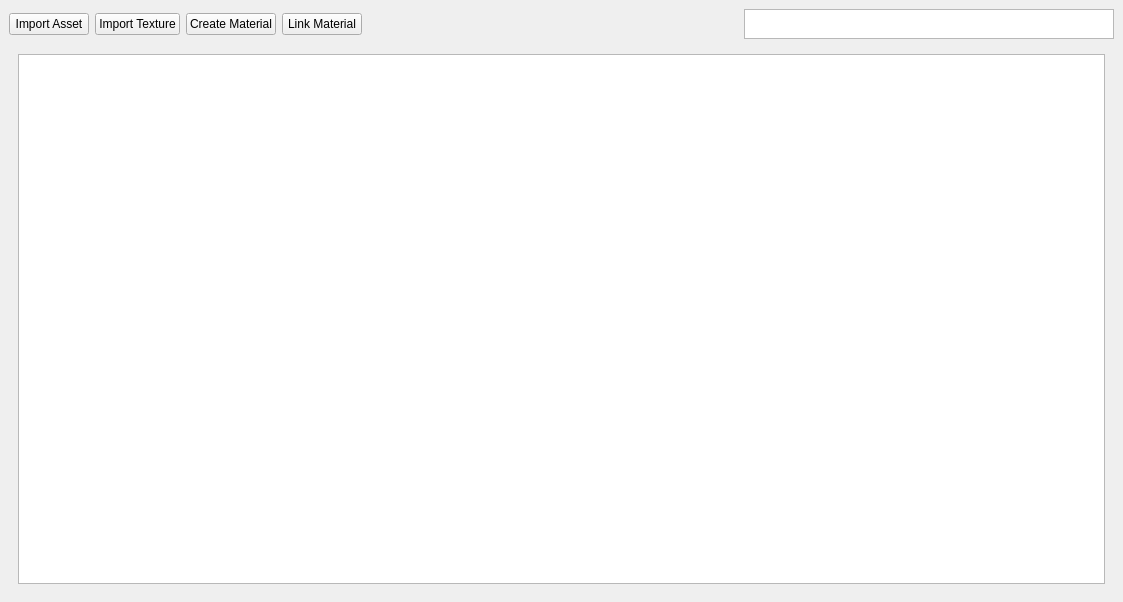
Old version of the form ui/manager_window.ui in the repository AnthonySTZ/AssetManager.
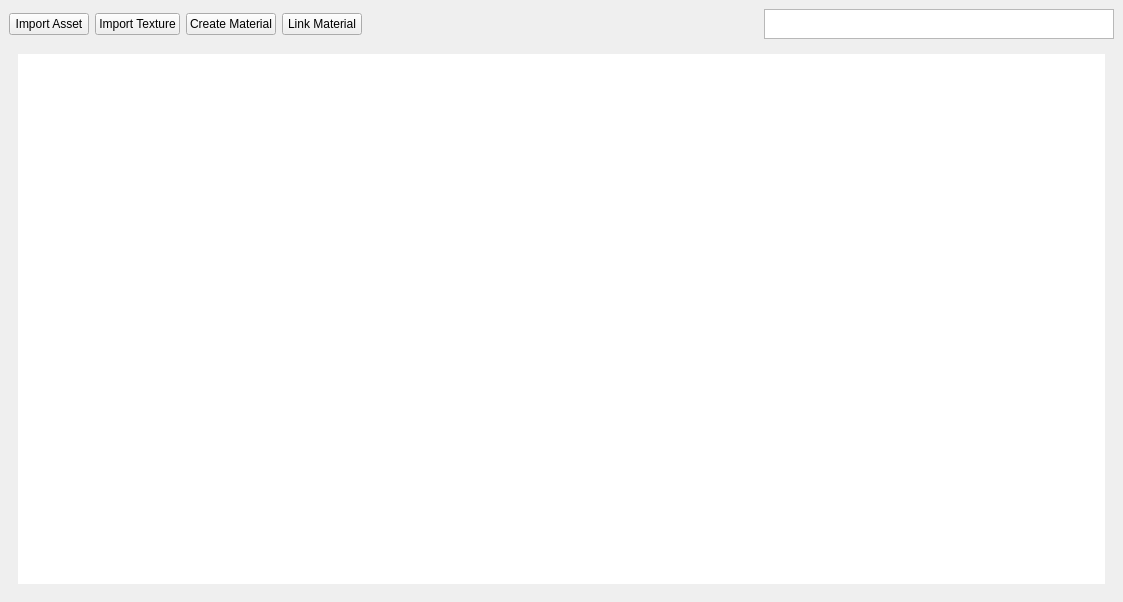
New version of the form.

Commit message: resizable window now working

What changed in the file:
```diff
--- a/ui/manager_window.ui
+++ b/ui/manager_window.ui
@@ -62,7 +62,7 @@
        <widget class="QTextEdit" name="search_te">
         <property name="maximumSize">
          <size>
-          <width>16777215</width>
+          <width>350</width>
           <height>30</height>
          </size>
         </property>
@@ -76,6 +76,13 @@
            <property name="focusPolicy">
             <enum>Qt::NoFocus</enum>
            </property>
+           <property name="styleSheet">
+            <string notr="true">.QListWidget{
+
+	border: 0;
+
+}</string>
+           </property>
            <property name="horizontalScrollBarPolicy">
             <enum>Qt::ScrollBarAlwaysOff</enum>
            </property>
```
Left out of the diff: 6 changed lines with no effect on the pictures. The commit also changes 4 other files.
